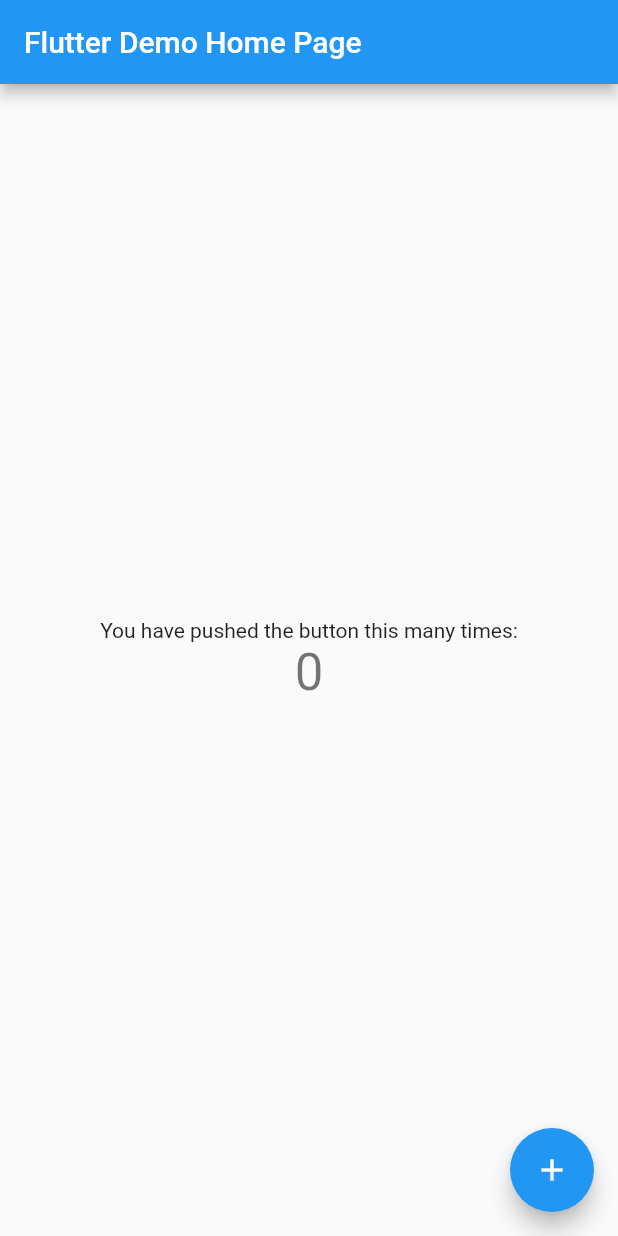
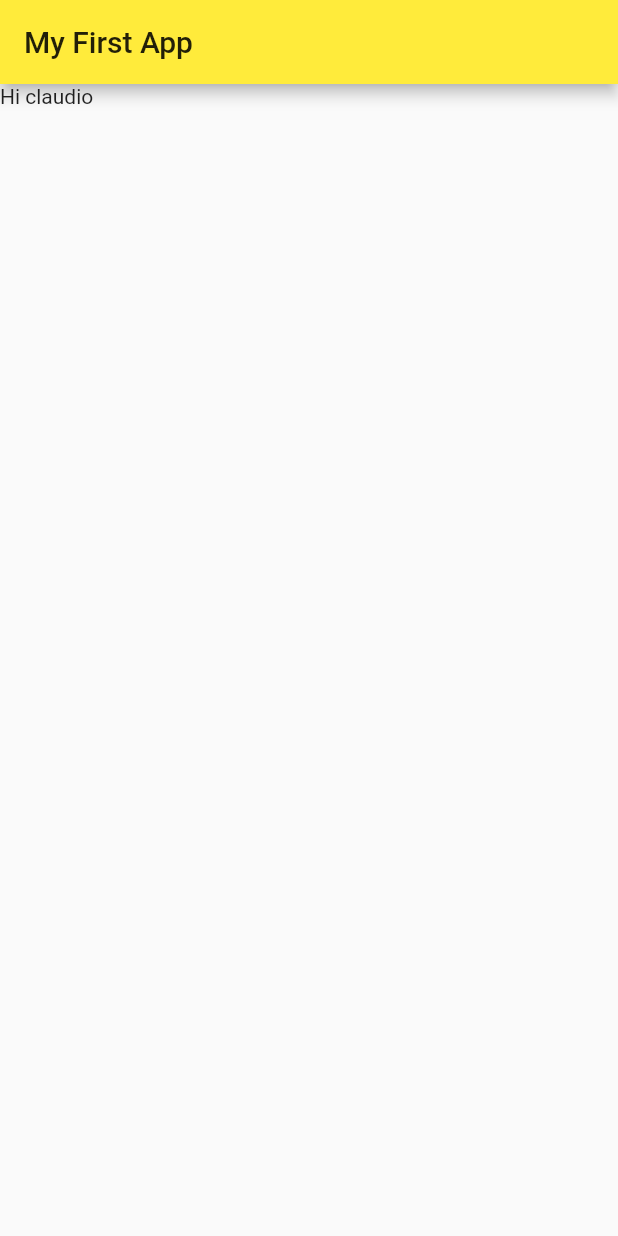
Before and after one commit to claudioversace/first_flutter_app, a Flutter app: the screen it shows after launch, on a phone screen of 412 x 824 dp. Run offline on Flutter 3.47's test engine with Material 2 defaults, Android fonts, the phone set to English and light mode, and no system bars.

Commit message:
Homepage with Appbar text display in a body

```diff
--- a/lib/main.dart
+++ b/lib/main.dart
@@ -1,117 +1,24 @@
 import 'package:flutter/material.dart';
 
 void main() {
-  runApp(MyApp());
+  runApp(MaterialApp(
+    home: HomePage(),
+    theme: ThemeData(
+      primarySwatch: Colors.yellow,
+    ),
+  ));
 }
 
-class MyApp extends StatelessWidget {
-  // This widget is the root of your application.
+class HomePage extends StatelessWidget{
   @override
-  Widget build(BuildContext context) {
-    return MaterialApp(
-      title: 'Flutter Demo',
-      theme: ThemeData(
-        // This is the theme of your application.
-        //
-        // Try running your application with "flutter run". You'll see the
-        // application has a blue toolbar. Then, without quitting the app, try
-        // changing the primarySwatch below to Colors.green and then invoke
-        // "hot reload" (press "r" in the console where you ran "flutter run",
-        // or simply save your changes to "hot reload" in a Flutter IDE).
-        // Notice that the counter didn't reset back to zero; the application
-        // is not restarted.
-        primarySwatch: Colors.blue,
-        // This makes the visual density adapt to the platform that you run
-        // the app on. For desktop platforms, the controls will be smaller and
-        // closer together (more dense) than on mobile platforms.
-        visualDensity: VisualDensity.adaptivePlatformDensity,
+  Widget build(BuildContext context){
+    return Scaffold(
+      appBar: AppBar(
+        title: Text("My First App"),
       ),
-      home: MyHomePage(title: 'Flutter Demo Home Page'),
+      body: Container(
+        child: Text("Hi claudio"),
+      ),
     );
   }
 }
-
-class MyHomePage extends StatefulWidget {
-  MyHomePage({Key key, this.title}) : super(key: key);
-
-  // This widget is the home page of your application. It is stateful, meaning
-  // that it has a State object (defined below) that contains fields that affect
-  // how it looks.
-
-  // This class is the configuration for the state. It holds the values (in this
-  // case the title) provided by the parent (in this case the App widget) and
-  // used by the build method of the State. Fields in a Widget subclass are
-  // always marked "final".
-
-  final String title;
-
-  @override
-  _MyHomePageState createState() => _MyHomePageState();
-}
-
-class _MyHomePageState extends State<MyHomePage> {
-  int _counter = 0;
-
-  void _incrementCounter() {
-    setState(() {
-      // This call to setState tells the Flutter framework that something has
-      // changed in this State, which causes it to rerun the build method below
-      // so that the display can reflect the updated values. If we changed
-      // _counter without calling setState(), then the build method would not be
-      // called again, and so nothing would appear to happen.
-      _counter++;
-    });
-  }
-
-  @override
-  Widget build(BuildContext context) {
-    // This method is rerun every time setState is called, for instance as done
-    // by the _incrementCounter method above.
-    //
-    // The Flutter framework has been optimized to make rerunning build methods
-    // fast, so that you can just rebuild anything that needs updating rather
-    // than having to individually change instances of widgets.
-    return Scaffold(
-      appBar: AppBar(
-        // Here we take the value from the MyHomePage object that was created by
-        // the App.build method, and use it to set our appbar title.
-        title: Text(widget.title),
-      ),
-      body: Center(
-        // Center is a layout widget. It takes a single child and positions it
-        // in the middle of the parent.
-        child: Column(
-          // Column is also a layout widget. It takes a list of children and
-          // arranges them vertically. By default, it sizes itself to fit its
-          // children horizontally, and tries to be as tall as its parent.
-          //
-          // Invoke "debug painting" (press "p" in the console, choose the
-          // "Toggle Debug Paint" action from the Flutter Inspector in Android
-          // Studio, or the "Toggle Debug Paint" command in Visual Studio Code)
-          // to see the wireframe for each widget.
-          //
-          // Column has various properties to control how it sizes itself and
-          // how it positions its children. Here we use mainAxisAlignment to
-          // center the children vertically; the main axis here is the vertical
-          // axis because Columns are vertical (the cross axis would be
-          // horizontal).
-          mainAxisAlignment: MainAxisAlignment.center,
-          children: <Widget>[
-            Text(
-              'You have pushed the button this many times:',
-            ),
-            Text(
-              '$_counter',
-              style: Theme.of(context).textTheme.headline4,
-            ),
-          ],
-        ),
-      ),
-      floatingActionButton: FloatingActionButton(
-        onPressed: _incrementCounter,
-        tooltip: 'Increment',
-        child: Icon(Icons.add),
-      ), // This trailing comma makes auto-formatting nicer for build methods.
-    );
-  }
-}
```
